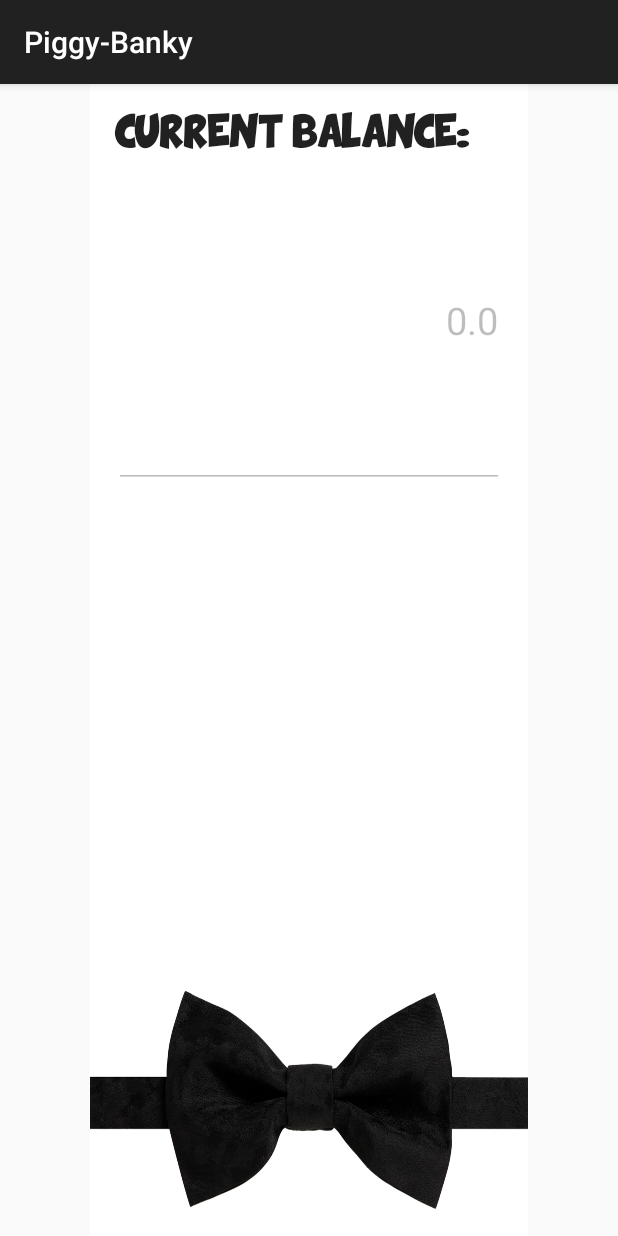
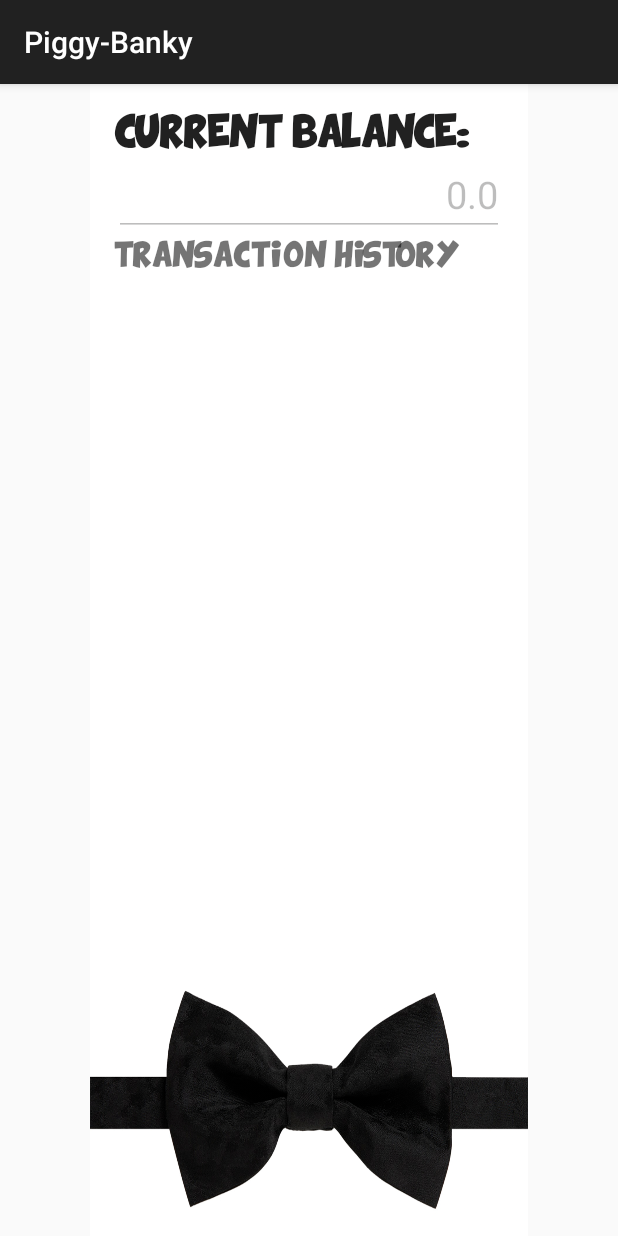
Before and after one commit to abiegamao/AndroidBankApp, an Android app: the TransactionHistory screen opened directly, with no data from a screen before it, on a phone screen of 412 x 824 dp. Run offline under Robolectric (Android 15) with nearby library versions, the phone set to English and light mode, and no system bars; 1 statement that could not run was skipped.

Commit message:
th updated - abie

```diff
--- a/app/src/main/java/com/example/abiegamao/myapplication/TransactionHistory.java
+++ b/app/src/main/java/com/example/abiegamao/myapplication/TransactionHistory.java
@@ -9,7 +9,7 @@ import android.widget.TextView;
 
 public class TransactionHistory extends AppCompatActivity {
     EditText curr;
-    TextView strCurrBal;
+    TextView strCurrBal,strTH;
     DatabaseHelper helper;
 
     @Override
@@ -20,6 +20,7 @@ public class TransactionHistory extends AppCompatActivity {
         helper = new DatabaseHelper(this);
         strCurrBal=(TextView) findViewById(R.id.textViewCurrBalanceTH);
         curr = (EditText) findViewById(R.id.editTextCurrBalTH);
+        strTH = (TextView) findViewById(R.id.textViewTH);
         curr.setEnabled(false);
 
         //STR
@@ -30,8 +31,11 @@ public class TransactionHistory extends AppCompatActivity {
 
         curr.setTypeface(fishFingers);
         strCurrBal.setTypeface(comix);
+        strTH.setTypeface(comix);
         curr.setTextSize(25);
         strCurrBal.setTextSize(15);
+        strTH.setTextSize(12);
+
         strCurrBal.setText("CURRENT BALANCE: ");
 
 
--- a/app/src/main/res/layout/activity_transaction_history.xml
+++ b/app/src/main/res/layout/activity_transaction_history.xml
@@ -13,34 +13,44 @@
     android:orientation="vertical"
     tools:context="com.example.abiegamao.myapplication.TransactionHistory">
 
+    <LinearLayout
+        android:orientation="vertical"
+        android:layout_width="match_parent"
+        android:layout_height="120dp">
+
+
         <TextView
-        android:layout_width="wrap_content"
+            android:layout_width="match_parent"
             android:layout_height="wrap_content"
             android:textAppearance="?android:attr/textAppearanceLarge"
             android:text="Current Balance:"
             android:id="@+id/textViewCurrBalanceTH" />
 
+        <EditText
+            android:layout_width="match_parent"
+            android:layout_height="wrap_content"
+            android:id="@+id/editTextCurrBalTH"
+            android:text="0.0"
+            android:textAlignment="viewEnd" />
+
+        <TextView
+            android:layout_width="wrap_content"
+            android:layout_height="wrap_content"
+            android:text="TRANSACTION HISTORY"
+            android:id="@+id/textViewTH" />
+    </LinearLayout>
     <LinearLayout
         android:orientation="vertical"
         android:layout_width="match_parent"
         android:layout_height="match_parent">
 
 
-
-        <EditText
-            android:layout_width="match_parent"
-            android:layout_height="40dp"
-            android:id="@+id/editTextCurrBalTH"
-            android:layout_weight="1"
-            android:text="0.0"
-            android:textAlignment="viewEnd" />
-
         <ListView
                 android:layout_width="wrap_content"
-            android:layout_height="300dp"
-            android:id="@+id/listView"
-            android:scrollbarAlwaysDrawVerticalTrack="true"
-            android:layout_weight="1" />
+                android:layout_height="259dp"
+                android:id="@+id/listViewTH"
+                android:scrollbarAlwaysDrawVerticalTrack="true" />
+
     </LinearLayout>
 
 </LinearLayout>
```
Lines whose indentation alone changed are shown as unchanged.
